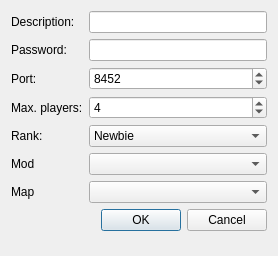
The window that ui/BattleHostingDialog.ui (tizbac/qtlobby) describes before a commit, drawn with Qt 5.
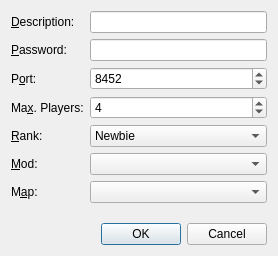
The same window after the commit. Icons and pictures are not drawn.

Commit message: some renames, added debug messages to Battles.cpp to catch the invalid ID bug

The edit to the form file:
```diff
--- a/ui/BattleHostingDialog.ui
+++ b/ui/BattleHostingDialog.ui
@@ -13,11 +13,16 @@
   <property name="windowTitle">
    <string>Dialog</string>
   </property>
+  <layout class="QGridLayout" name="gridLayout">
+   <item row="0" column="0">
   <layout class="QFormLayout" name="formLayout">
    <item row="0" column="0">
     <widget class="QLabel" name="label">
      <property name="text">
-      <string>Description:</string>
+        <string>&amp;Description:</string>
+       </property>
+       <property name="buddy">
+        <cstring>descriptionLineEdit</cstring>
      </property>
     </widget>
    </item>
@@ -27,7 +32,10 @@
    <item row="1" column="0">
     <widget class="QLabel" name="label_3">
      <property name="text">
-      <string>Password:</string>
+        <string>&amp;Password:</string>
+       </property>
+       <property name="buddy">
+        <cstring>passwordLineEdit</cstring>
      </property>
     </widget>
    </item>
@@ -41,7 +49,10 @@
    <item row="2" column="0">
     <widget class="QLabel" name="label_4">
      <property name="text">
-      <string>Port:</string>
+        <string>P&amp;ort:</string>
+       </property>
+       <property name="buddy">
+        <cstring>portSpinBox</cstring>
      </property>
     </widget>
    </item>
@@ -61,7 +72,10 @@
    <item row="3" column="0">
     <widget class="QLabel" name="label_6">
      <property name="text">
-      <string>Max. players:</string>
+        <string>Ma&amp;x. Players:</string>
+       </property>
+       <property name="buddy">
+        <cstring>maxPlayersSpinBox</cstring>
      </property>
     </widget>
    </item>
@@ -81,7 +95,10 @@
    <item row="4" column="0">
     <widget class="QLabel" name="label_7">
      <property name="text">
-      <string>Rank:</string>
+        <string>&amp;Rank:</string>
+       </property>
+       <property name="buddy">
+        <cstring>rankComboBox</cstring>
      </property>
     </widget>
    </item>
@@ -155,7 +172,10 @@
    <item row="5" column="0">
     <widget class="QLabel" name="label_2">
      <property name="text">
-      <string>Mod</string>
+        <string>&amp;Mod:</string>
+       </property>
+       <property name="buddy">
+        <cstring>modComboBox</cstring>
      </property>
     </widget>
    </item>
@@ -165,14 +185,19 @@
    <item row="6" column="0">
     <widget class="QLabel" name="label_5">
      <property name="text">
-      <string>Map</string>
+        <string>M&amp;ap:</string>
+       </property>
+       <property name="buddy">
+        <cstring>mapComboBox</cstring>
      </property>
     </widget>
    </item>
    <item row="6" column="1">
     <widget class="QComboBox" name="mapComboBox"/>
    </item>
-   <item row="7" column="0" colspan="2">
+    </layout>
+   </item>
+   <item row="1" column="0">
     <widget class="QDialogButtonBox" name="buttonBox">
      <property name="orientation">
       <enum>Qt::Horizontal</enum>
```
Lines whose indentation alone changed are shown as unchanged. The commit also changes 15 other files.
